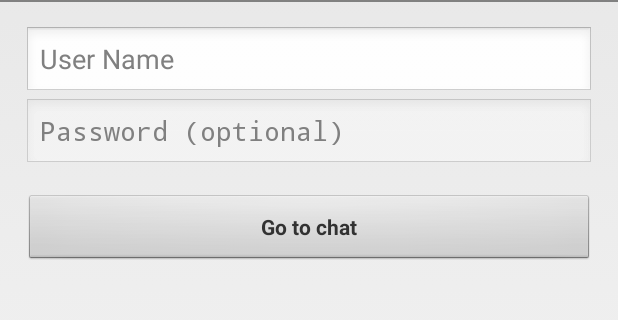
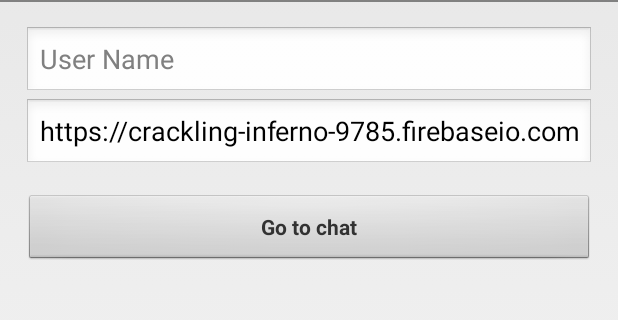
Before and after one commit to Zyron/LiveNowChat, an Android app: the screen it shows after launch (find_user), on a phone screen of 412 x 824 dp, the part 36-356 px from its top. Run offline under Robolectric (Android 15) with nearby library versions, the phone set to English and light mode, and no system bars; libraries missing offline, so code that uses them is left out: com.firebase.client; 3 statements that could not run were skipped.

Commit message:
Channel added

```diff
--- a/AndroidChat/app/src/main/java/com/firebase/androidchat/find_user.java
+++ b/AndroidChat/app/src/main/java/com/firebase/androidchat/find_user.java
@@ -54,6 +54,8 @@ public class find_user extends Activity implements LoaderCallbacks<Cursor> {
     private View mProgressView;
     private View mLoginFormView;
     public final static String EXTRA_MESSAGE = "com.mycompany.myfirstapp.MESSAGE";
+    public final static String CHANNEL_NAME = "com.mycompany.myfirstapp.CHANNEL_NAME";
+    private String FIREBASE_URL = "https://crackling-inferno-9785.firebaseio.com/";
 
     @Override
     protected void onCreate(Bundle savedInstanceState) {
@@ -64,6 +66,7 @@ public class find_user extends Activity implements LoaderCallbacks<Cursor> {
         populateAutoComplete();
 
         mPasswordView = (EditText) findViewById(R.id.password);
+        mPasswordView.setText(FIREBASE_URL);
         mPasswordView.setOnEditorActionListener(new TextView.OnEditorActionListener() {
             @Override
             public boolean onEditorAction(TextView textView, int id, KeyEvent keyEvent) {
@@ -154,6 +157,11 @@ public class find_user extends Activity implements LoaderCallbacks<Cursor> {
         EditText editText = (EditText) findViewById(R.id.email);
         String message = editText.getText().toString();
         intent.putExtra(EXTRA_MESSAGE, message);
+
+        EditText channel = (EditText) findViewById(R.id.password);
+        String channel_name = channel.getText().toString();
+        intent.putExtra(CHANNEL_NAME, channel_name);
+
         startActivity(intent);
     }
 
--- a/AndroidChat/app/src/main/res/layout/activity_find_user.xml
+++ b/AndroidChat/app/src/main/res/layout/activity_find_user.xml
@@ -23,11 +23,10 @@
                 android:inputType="textEmailAddress" android:maxLines="1"
                 android:singleLine="true" />
 
-            <EditText android:enabled="false" android:id="@+id/password" android:layout_width="match_parent"
+            <EditText android:id="@+id/password" android:layout_width="match_parent"
                 android:layout_height="wrap_content" android:hint="@string/prompt_password"
                 android:imeActionId="@+id/login"
                 android:imeActionLabel="@string/action_sign_in_short"
-                android:imeOptions="actionUnspecified" android:inputType="textPassword"
                 android:maxLines="1" android:singleLine="true" />
 
             <Button android:id="@+id/email_sign_in_button" style="?android:textAppearanceSmall"
--- a/AndroidChat/app/src/main/res/values/strings.xml
+++ b/AndroidChat/app/src/main/res/values/strings.xml
@@ -9,7 +9,7 @@
     <string name="prompt_password">Password (optional)</string>
     <string name="action_sign_in">Go to chat</string>
     <string name="action_sign_in_short">Go chat</string>
-    <string name="error_invalid_email">Username is invalid</string>
+    <string name="error_invalid_email">Login as previous user</string>
     <string name="error_invalid_password">This password is too short</string>
     <string name="error_incorrect_password">This password is incorrect</string>
     <string name="error_field_required">This field is required</string>
```
Also changed, not shown: AndroidChat/app/src/main/java/com/firebase/androidchat/MainActivity.java (+19 -10 lines).
